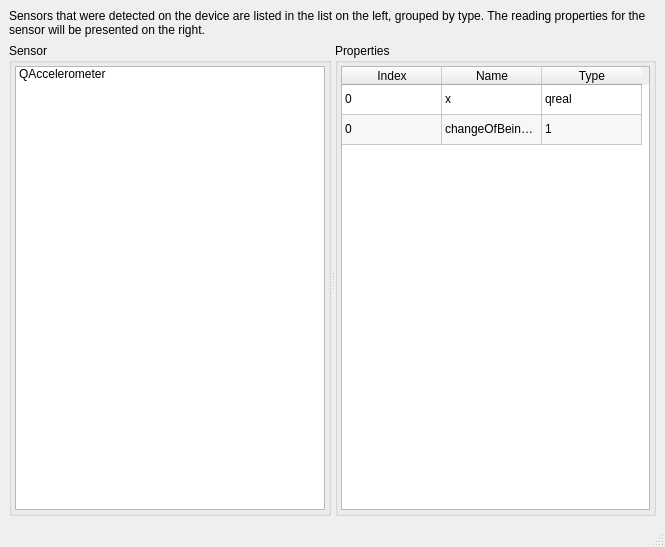
First picture: the form in examples/sensors/sensor_explorer/explorer.ui, repository qtproject/qt-mobility, before the edit.
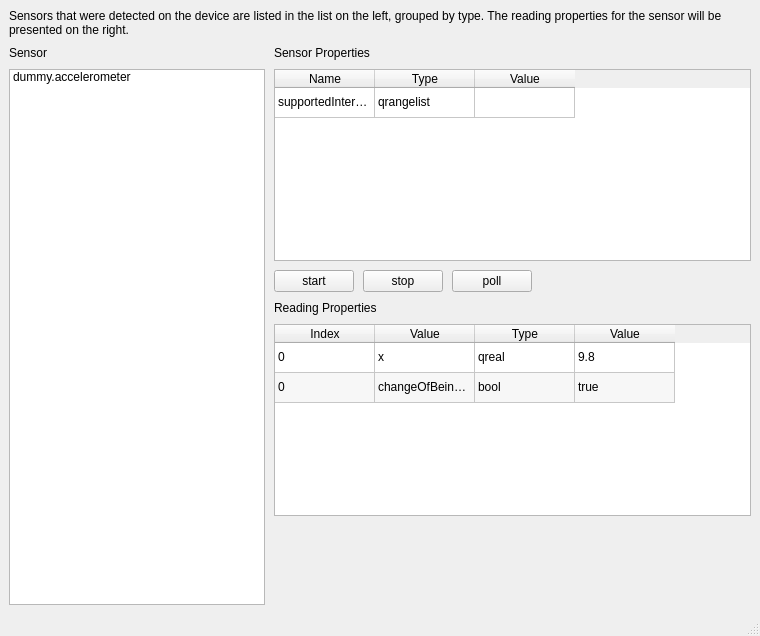
Second picture: the form after the edit.

Commit message:
Update the sensor_explorer example.
Prints out any sensor meta-data and can print sensor values.

The edit to the form file:
```diff
--- a/examples/sensors/sensor_explorer/explorer.ui
+++ b/examples/sensors/sensor_explorer/explorer.ui
@@ -48,8 +48,8 @@
    <rect>
     <x>0</x>
     <y>0</y>
-    <width>665</width>
-    <height>547</height>
+    <width>760</width>
+    <height>636</height>
    </rect>
   </property>
   <property name="sizePolicy">
@@ -62,7 +62,10 @@
    <string>MainWindow</string>
   </property>
   <widget class="QWidget" name="centralwidget">
-   <layout class="QVBoxLayout" name="verticalLayout">
+   <layout class="QVBoxLayout" name="verticalLayout_4">
+    <property name="spacing">
+     <number>9</number>
+    </property>
     <item>
      <widget class="QLabel" name="label">
       <property name="text">
@@ -77,28 +80,37 @@
      </widget>
     </item>
     <item>
-     <widget class="QSplitter" name="widget">
-      <property name="sizePolicy">
-       <sizepolicy hsizetype="Expanding" vsizetype="Expanding">
-        <horstretch>0</horstretch>
-        <verstretch>0</verstretch>
-       </sizepolicy>
-      </property>
-      <property name="orientation">
-       <enum>Qt::Horizontal</enum>
-      </property>
-      <widget class="QGroupBox" name="groupBox">
-       <property name="title">
-        <string>Sensor</string>
-       </property>
+     <widget class="QWidget" name="widget" native="true">
        <layout class="QHBoxLayout" name="horizontalLayout">
+       <property name="spacing">
+        <number>9</number>
+       </property>
         <property name="margin">
-         <number>3</number>
+        <number>0</number>
         </property>
         <item>
-         <widget class="QTreeWidget" name="m_sensors">
+        <widget class="QWidget" name="widget_2" native="true">
+         <layout class="QVBoxLayout" name="verticalLayout">
+          <property name="spacing">
+           <number>9</number>
+          </property>
+          <property name="margin">
+           <number>0</number>
+          </property>
+          <item>
+           <widget class="QLabel" name="label_2">
+            <property name="text">
+             <string>Sensor</string>
+            </property>
+            <property name="buddy">
+             <cstring>sensors</cstring>
+            </property>
+           </widget>
+          </item>
+          <item>
+           <widget class="QTreeWidget" name="sensors">
           <property name="sizePolicy">
-           <sizepolicy hsizetype="MinimumExpanding" vsizetype="Expanding">
+             <sizepolicy hsizetype="Minimum" vsizetype="Expanding">
             <horstretch>0</horstretch>
             <verstretch>0</verstretch>
            </sizepolicy>
@@ -112,49 +124,220 @@
           <property name="rootIsDecorated">
            <bool>false</bool>
           </property>
+            <property name="itemsExpandable">
+             <bool>false</bool>
+            </property>
+            <property name="expandsOnDoubleClick">
+             <bool>false</bool>
+            </property>
+            <attribute name="headerVisible">
+             <bool>false</bool>
+            </attribute>
+            <attribute name="headerVisible">
+             <bool>false</bool>
+            </attribute>
+            <column>
+             <property name="text">
+              <string notr="true">Sensor</string>
+             </property>
+            </column>
+            <item>
+             <property name="text">
+              <string notr="true">dummy.accelerometer</string>
+             </property>
+            </item>
+           </widget>
+          </item>
+         </layout>
+        </widget>
+       </item>
+       <item>
+        <widget class="QScrollArea" name="scrollArea">
+         <property name="frameShape">
+          <enum>QFrame::NoFrame</enum>
+         </property>
+         <property name="widgetResizable">
+          <bool>true</bool>
+         </property>
+         <widget class="QWidget" name="scrollAreaWidgetContents">
+          <property name="geometry">
+           <rect>
+            <x>0</x>
+            <y>0</y>
+            <width>477</width>
+            <height>556</height>
+           </rect>
+          </property>
+          <layout class="QVBoxLayout" name="verticalLayout_5">
+           <property name="spacing">
+            <number>9</number>
+           </property>
+           <property name="margin">
+            <number>0</number>
+           </property>
+           <item>
+            <widget class="QWidget" name="widget_4" native="true">
+             <property name="sizePolicy">
+              <sizepolicy hsizetype="Preferred" vsizetype="Minimum">
+               <horstretch>0</horstretch>
+               <verstretch>0</verstretch>
+              </sizepolicy>
+             </property>
+             <layout class="QVBoxLayout" name="verticalLayout_3">
+              <property name="spacing">
+               <number>9</number>
+              </property>
+              <property name="margin">
+               <number>0</number>
+              </property>
+              <item>
+               <widget class="QLabel" name="label_4">
+                <property name="text">
+                 <string>Sensor Properties</string>
+                </property>
+               </widget>
+              </item>
+              <item>
+               <widget class="QTableWidget" name="sensorprops">
+                <property name="sizePolicy">
+                 <sizepolicy hsizetype="Expanding" vsizetype="Minimum">
+                  <horstretch>0</horstretch>
+                  <verstretch>0</verstretch>
+                 </sizepolicy>
+                </property>
+                <property name="verticalScrollBarPolicy">
+                 <enum>Qt::ScrollBarAlwaysOff</enum>
+                </property>
+                <property name="alternatingRowColors">
+                 <bool>true</bool>
+                </property>
           <property name="columnCount">
-           <number>1</number>
-          </property>
-          <attribute name="headerVisible">
+                 <number>3</number>
+                </property>
+                <attribute name="verticalHeaderVisible">
            <bool>false</bool>
           </attribute>
-          <attribute name="headerVisible">
+                <attribute name="verticalHeaderVisible">
            <bool>false</bool>
           </attribute>
+                <row>
+                 <property name="text">
+                  <string notr="true">1</string>
+                 </property>
+                </row>
           <column>
            <property name="text">
-            <string>Sensor</string>
-           </property>
-          </column>
-          <item>
+                  <string>Name</string>
+                 </property>
+                </column>
+                <column>
            <property name="text">
-            <string>QAccelerometer</string>
-           </property>
-           <item>
+                  <string>Type</string>
+                 </property>
+                </column>
+                <column>
             <property name="text">
-             <string>dummy.accelerometer</string>
-            </property>
-           </item>
+                  <string>Value</string>
+                 </property>
+                </column>
+                <item row="0" column="0">
+                 <property name="text">
+                  <string notr="true">supportedIntervals</string>
+                 </property>
+                </item>
+                <item row="0" column="1">
+                 <property name="text">
+                  <string notr="true">qrangelist</string>
+                 </property>
+                </item>
+                <item row="0" column="2">
+                 <property name="text">
+                  <string/>
+                 </property>
           </item>
          </widget>
         </item>
        </layout>
       </widget>
-      <widget class="QGroupBox" name="groupBox_2">
-       <property name="title">
-        <string>Properties</string>
-       </property>
+           </item>
+           <item>
+            <widget class="QWidget" name="widget_3" native="true">
        <layout class="QHBoxLayout" name="horizontalLayout_2">
+              <property name="spacing">
+               <number>9</number>
+              </property>
         <property name="margin">
-         <number>3</number>
+               <number>0</number>
         </property>
         <item>
-         <widget class="QTableWidget" name="m_reading">
+               <widget class="QPushButton" name="start">
+                <property name="text">
+                 <string>start</string>
+                </property>
+               </widget>
+              </item>
+              <item>
+               <widget class="QPushButton" name="stop">
+                <property name="text">
+                 <string>stop</string>
+                </property>
+               </widget>
+              </item>
+              <item>
+               <widget class="QPushButton" name="poll">
+                <property name="text">
+                 <string>poll</string>
+                </property>
+               </widget>
+              </item>
+              <item>
+               <spacer name="horizontalSpacer">
+                <property name="orientation">
+                 <enum>Qt::Horizontal</enum>
+                </property>
+                <property name="sizeHint" stdset="0">
+                 <size>
+                  <width>40</width>
+                  <height>20</height>
+                 </size>
+                </property>
+               </spacer>
+              </item>
+             </layout>
+            </widget>
+           </item>
+           <item>
+            <widget class="QWidget" name="widget_5" native="true">
           <property name="sizePolicy">
-           <sizepolicy hsizetype="MinimumExpanding" vsizetype="Expanding">
+              <sizepolicy hsizetype="Preferred" vsizetype="Minimum">
             <horstretch>0</horstretch>
             <verstretch>0</verstretch>
            </sizepolicy>
+             </property>
+             <layout class="QVBoxLayout" name="verticalLayout_2">
+              <property name="spacing">
+               <number>9</number>
+              </property>
+              <property name="margin">
+               <number>0</number>
+              </property>
+              <item>
+               <widget class="QLabel" name="label_6">
+                <property name="text">
+                 <string>Reading Properties</string>
+                </property>
+               </widget>
+              </item>
+              <item>
+               <widget class="QTableWidget" name="reading">
+                <property name="sizePolicy">
+                 <sizepolicy hsizetype="Expanding" vsizetype="Minimum">
+                  <horstretch>0</horstretch>
+                  <verstretch>0</verstretch>
+                 </sizepolicy>
+                </property>
+                <property name="verticalScrollBarPolicy">
+                 <enum>Qt::ScrollBarAlwaysOff</enum>
           </property>
           <property name="alternatingRowColors">
            <bool>true</bool>
@@ -163,7 +346,7 @@
            <enum>QAbstractItemView::ExtendedSelection</enum>
           </property>
           <property name="columnCount">
-           <number>3</number>
+                 <number>4</number>
           </property>
           <attribute name="verticalHeaderVisible">
            <bool>false</bool>
@@ -188,7 +371,7 @@
           </column>
           <column>
            <property name="text">
-            <string>Name</string>
+                  <string>Value</string>
            </property>
           </column>
           <column>
@@ -196,6 +379,11 @@
             <string>Type</string>
            </property>
           </column>
+                <column>
+                 <property name="text">
+                  <string>Value</string>
+                 </property>
+                </column>
           <item row="0" column="0">
            <property name="text">
             <string notr="true">0</string>
@@ -211,6 +399,11 @@
             <string notr="true">qreal</string>
            </property>
           </item>
+                <item row="0" column="3">
+                 <property name="text">
+                  <string>9.8</string>
+                 </property>
+                </item>
           <item row="1" column="0">
            <property name="text">
             <string notr="true">0</string>
@@ -223,13 +416,37 @@
           </item>
           <item row="1" column="2">
            <property name="text">
-            <string notr="true">1</string>
-           </property>
-          </item>
+                  <string notr="true">bool</string>
+                 </property>
+                </item>
+                <item row="1" column="3">
+                 <property name="text">
+                  <string>true</string>
+                 </property>
+                </item>
          </widget>
         </item>
        </layout>
       </widget>
+           </item>
+           <item>
+            <spacer name="verticalSpacer">
+             <property name="orientation">
+              <enum>Qt::Vertical</enum>
+             </property>
+             <property name="sizeHint" stdset="0">
+              <size>
+               <width>0</width>
+               <height>18</height>
+              </size>
+             </property>
+            </spacer>
+           </item>
+          </layout>
+         </widget>
+        </widget>
+       </item>
+      </layout>
      </widget>
     </item>
    </layout>
```
Left out of the diff: 67 changed lines with no effect on the pictures. Lines whose indentation alone changed are shown as unchanged. The commit also changes 3 other files.
